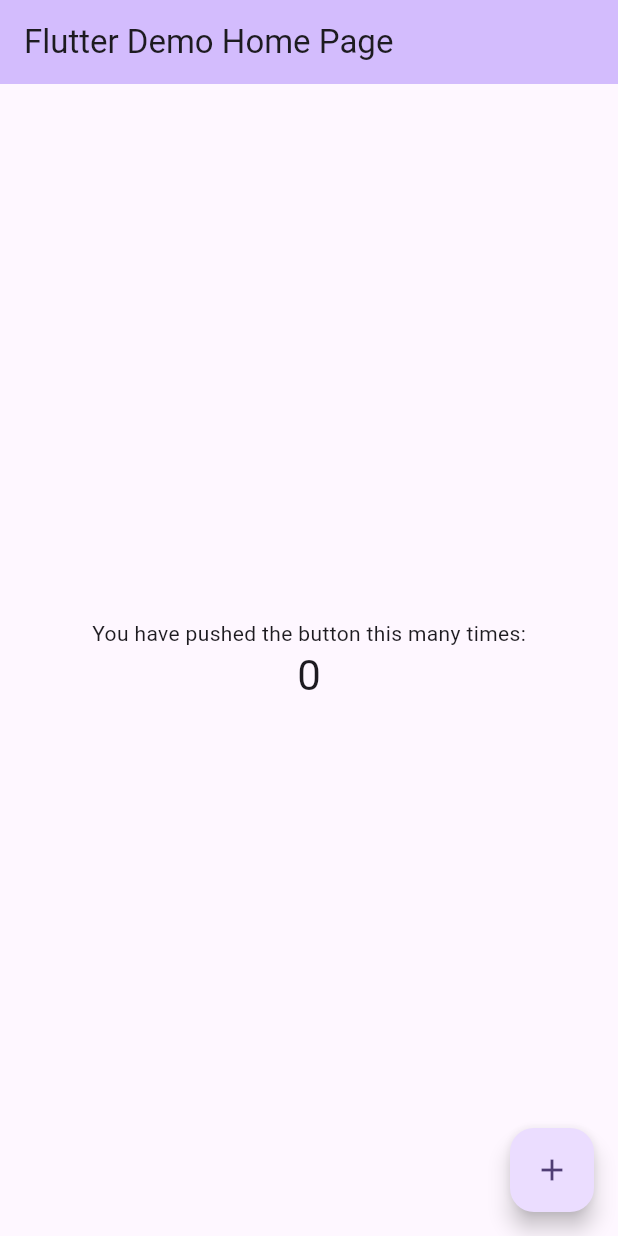
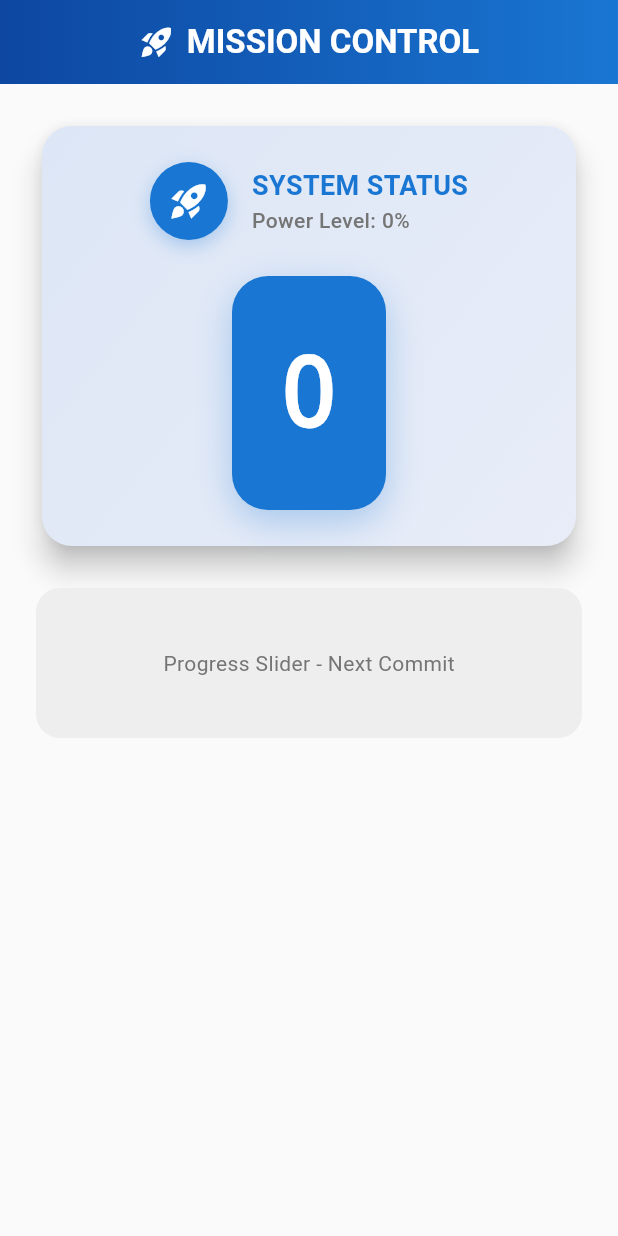
Before and after one commit to jithu2111/act6, a Flutter app: the screen it shows after launch, on a phone screen of 412 x 824 dp. Run offline on Flutter 3.47's test engine with Material 3 defaults, Android fonts, the phone set to English and light mode, and no system bars.

Commit message:
create mission status card with dynamic styling and large counter display

```diff
--- a/lib/main.dart
+++ b/lib/main.dart
@@ -1,122 +1,229 @@
 import 'package:flutter/material.dart';
 
-void main() {
-  runApp(const MyApp());
-}
+void main() => runApp(MyApp());
 
 class MyApp extends StatelessWidget {
   const MyApp({super.key});
 
-  // This widget is the root of your application.
   @override
   Widget build(BuildContext context) {
     return MaterialApp(
-      title: 'Flutter Demo',
+      title: 'Mission Control',
+      debugShowCheckedModeBanner: false,
       theme: ThemeData(
-        // This is the theme of your application.
-        //
-        // TRY THIS: Try running your application with "flutter run". You'll see
-        // the application has a purple toolbar. Then, without quitting the app,
-        // try changing the seedColor in the colorScheme below to Colors.green
-        // and then invoke "hot reload" (save your changes or press the "hot
-        // reload" button in a Flutter-supported IDE, or press "r" if you used
-        // the command line to start the app).
-        //
-        // Notice that the counter didn't reset back to zero; the application
-        // state is not lost during the reload. To reset the state, use hot
-        // restart instead.
-        //
-        // This works for code too, not just values: Most code changes can be
-        // tested with just a hot reload.
-        colorScheme: ColorScheme.fromSeed(seedColor: Colors.deepPurple),
+        useMaterial3: true,
+        colorScheme: ColorScheme.fromSeed(
+          seedColor: const Color(0xFF1976D2),
+          brightness: Brightness.light,
+        ),
+        appBarTheme: const AppBarTheme(
+          centerTitle: true,
+          elevation: 0,
+          backgroundColor: Color(0xFF0D47A1),
+          foregroundColor: Colors.white,
+        ),
+        elevatedButtonTheme: ElevatedButtonThemeData(
+          style: ElevatedButton.styleFrom(
+            elevation: 8,
+            padding: const EdgeInsets.symmetric(horizontal: 32, vertical: 16),
+            shape: RoundedRectangleBorder(
+              borderRadius: BorderRadius.circular(16),
+            ),
+          ),
+        ),
       ),
-      home: const MyHomePage(title: 'Flutter Demo Home Page'),
+      home: const CounterWidget(),
     );
   }
 }
 
-class MyHomePage extends StatefulWidget {
-  const MyHomePage({super.key, required this.title});
-
-  // This widget is the home page of your application. It is stateful, meaning
-  // that it has a State object (defined below) that contains fields that affect
-  // how it looks.
-
-  // This class is the configuration for the state. It holds the values (in this
-  // case the title) provided by the parent (in this case the App widget) and
-  // used by the build method of the State. Fields in a Widget subclass are
-  // always marked "final".
-
-  final String title;
+class CounterWidget extends StatefulWidget {
+  const CounterWidget({super.key});
 
   @override
-  State<MyHomePage> createState() => _MyHomePageState();
+  CounterWidgetState createState() => CounterWidgetState();
 }
 
-class _MyHomePageState extends State<MyHomePage> {
+class CounterWidgetState extends State<CounterWidget> {
   int _counter = 0;
+
 
   void _incrementCounter() {
     setState(() {
-      // This call to setState tells the Flutter framework that something has
-      // changed in this State, which causes it to rerun the build method below
-      // so that the display can reflect the updated values. If we changed
-      // _counter without calling setState(), then the build method would not be
-      // called again, and so nothing would appear to happen.
-      _counter++;
+      _counter = (_counter + 1).clamp(0, 100);
     });
+  }
+
+  void _decrementCounter() {
+    setState(() {
+      _counter = (_counter - 1).clamp(0, 100);
+    });
+  }
+
+  void _resetCounter() {
+    setState(() {
+      _counter = 0;
+    });
+  }
+
+
+  Color _getCounterColor() {
+    return const Color(0xFF1976D2);
+  }
+
+  IconData _getStatusIcon() {
+    return Icons.rocket_launch;
+  }
+
+  String _getStatusText() {
+    return 'SYSTEM STATUS';
   }
 
   @override
   Widget build(BuildContext context) {
-    // This method is rerun every time setState is called, for instance as done
-    // by the _incrementCounter method above.
-    //
-    // The Flutter framework has been optimized to make rerunning build methods
-    // fast, so that you can just rebuild anything that needs updating rather
-    // than having to individually change instances of widgets.
     return Scaffold(
+      backgroundColor: Colors.grey[50],
       appBar: AppBar(
-        // TRY THIS: Try changing the color here to a specific color (to
-        // Colors.amber, perhaps?) and trigger a hot reload to see the AppBar
-        // change color while the other colors stay the same.
-        backgroundColor: Theme.of(context).colorScheme.inversePrimary,
-        // Here we take the value from the MyHomePage object that was created by
-        // the App.build method, and use it to set our appbar title.
-        title: Text(widget.title),
-      ),
-      body: Center(
-        // Center is a layout widget. It takes a single child and positions it
-        // in the middle of the parent.
-        child: Column(
-          // Column is also a layout widget. It takes a list of children and
-          // arranges them vertically. By default, it sizes itself to fit its
-          // children horizontally, and tries to be as tall as its parent.
-          //
-          // Column has various properties to control how it sizes itself and
-          // how it positions its children. Here we use mainAxisAlignment to
-          // center the children vertically; the main axis here is the vertical
-          // axis because Columns are vertical (the cross axis would be
-          // horizontal).
-          //
-          // TRY THIS: Invoke "debug painting" (choose the "Toggle Debug Paint"
-          // action in the IDE, or press "p" in the console), to see the
-          // wireframe for each widget.
+        title: Row(
           mainAxisAlignment: MainAxisAlignment.center,
-          children: <Widget>[
-            const Text('You have pushed the button this many times:'),
-            Text(
-              '$_counter',
-              style: Theme.of(context).textTheme.headlineMedium,
-            ),
+          children: [
+            Icon(Icons.rocket_launch, color: Colors.white),
+            const SizedBox(width: 8),
+            const Text('MISSION CONTROL', style: TextStyle(fontWeight: FontWeight.bold)),
           ],
         ),
+        flexibleSpace: Container(
+          decoration: const BoxDecoration(
+            gradient: LinearGradient(
+              begin: Alignment.centerLeft,
+              end: Alignment.centerRight,
+              colors: [Color(0xFF0D47A1), Color(0xFF1976D2)],
+            ),
+          ),
+        ),
       ),
-      floatingActionButton: FloatingActionButton(
-        onPressed: _incrementCounter,
-        tooltip: 'Increment',
-        child: const Icon(Icons.add),
-      ), // This trailing comma makes auto-formatting nicer for build methods.
+      body: SafeArea(
+        child: SingleChildScrollView(
+          padding: const EdgeInsets.all(24.0),
+          child: Column(
+            children: [
+              Card(
+                elevation: 8,
+                shape: RoundedRectangleBorder(borderRadius: BorderRadius.circular(20)),
+                child: Container(
+                  width: double.infinity,
+                  padding: const EdgeInsets.all(24),
+                  decoration: BoxDecoration(
+                    borderRadius: BorderRadius.circular(20),
+                    gradient: LinearGradient(
+                      begin: Alignment.topLeft,
+                      end: Alignment.bottomRight,
+                      colors: [
+                        _getCounterColor().withValues(alpha: 0.1),
+                        _getCounterColor().withValues(alpha: 0.05),
+                      ],
+                    ),
+                  ),
+                  child: Column(
+                    children: [
+                      Row(
+                        mainAxisAlignment: MainAxisAlignment.center,
+                        children: [
+                          Container(
+                            padding: const EdgeInsets.all(12),
+                            decoration: BoxDecoration(
+                              color: _getCounterColor(),
+                              shape: BoxShape.circle,
+                              boxShadow: [
+                                BoxShadow(
+                                  color: _getCounterColor().withValues(alpha: 0.3),
+                                  spreadRadius: 0,
+                                  blurRadius: 10,
+                                  offset: const Offset(0, 4),
+                                ),
+                              ],
+                            ),
+                            child: Icon(
+                              _getStatusIcon(),
+                              color: Colors.white,
+                              size: 28,
+                            ),
+                          ),
+                          const SizedBox(width: 16),
+                          Column(
+                            crossAxisAlignment: CrossAxisAlignment.start,
+                            children: [
+                              Text(
+                                _getStatusText(),
+                                style: TextStyle(
+                                  fontSize: 18,
+                                  fontWeight: FontWeight.bold,
+                                  color: _getCounterColor(),
+                                ),
+                              ),
+                              Text(
+                                'Power Level: $_counter%',
+                                style: TextStyle(
+                                  fontSize: 14,
+                                  color: Colors.grey[600],
+                                  fontWeight: FontWeight.w500,
+                                ),
+                              ),
+                            ],
+                          ),
+                        ],
+                      ),
+                      const SizedBox(height: 24),
+                      Container(
+                        padding: const EdgeInsets.all(32),
+                        decoration: BoxDecoration(
+                          color: _getCounterColor(),
+                          borderRadius: BorderRadius.circular(24),
+                          boxShadow: [
+                            BoxShadow(
+                              color: _getCounterColor().withValues(alpha: 0.3),
+                              spreadRadius: 0,
+                              blurRadius: 20,
+                              offset: const Offset(0, 8),
+                            ),
+                          ],
+                        ),
+                        child: Text(
+                          '$_counter',
+                          style: const TextStyle(
+                            fontSize: 64,
+                            fontWeight: FontWeight.bold,
+                            color: Colors.white,
+                            fontFamily: 'monospace',
+                          ),
+                        ),
+                      ),
+                    ],
+                  ),
+                ),
+              ),
+
+              const SizedBox(height: 24),
+
+
+              Container(
+                height: 100,
+                width: double.infinity,
+                decoration: BoxDecoration(
+                  color: Colors.grey[200],
+                  borderRadius: BorderRadius.circular(16),
+                ),
+                child: Center(
+                  child: Text(
+                    'Progress Slider - Next Commit',
+                    style: TextStyle(color: Colors.grey[600]),
+                  ),
+                ),
+              ),
+            ],
+          ),
+        ),
+      ),
     );
   }
 }
```
